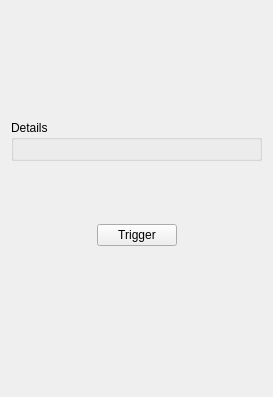
Above: simon/src/simonactionsui/commandpreviewwidget.ui from KDE/simon before the change. Below: the same form after it.
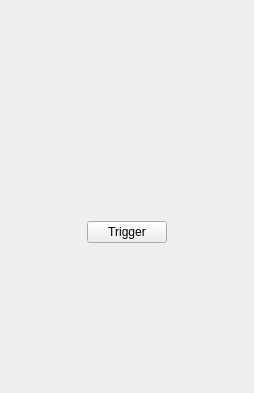
That is the form after the change. Custom widgets are drawn as their Qt base class.

```diff
--- a/simon/src/simonactionsui/commandpreviewwidget.ui
+++ b/simon/src/simonactionsui/commandpreviewwidget.ui
@@ -5,8 +5,8 @@
    <rect>
     <x>0</x>
     <y>0</y>
-    <width>273</width>
-    <height>397</height>
+    <width>254</width>
+    <height>393</height>
    </rect>
   </property>
   <property name="windowTitle" >
@@ -46,6 +46,12 @@
      </item>
      <item>
       <widget class="QLabel" name="lbIcon" >
+       <property name="minimumSize" >
+        <size>
+         <width>64</width>
+         <height>64</height>
+        </size>
+       </property>
        <property name="text" >
         <string/>
        </property>
@@ -100,16 +106,7 @@
     </spacer>
    </item>
    <item>
-    <widget class="QGroupBox" name="gbDetails" >
-     <property name="title" >
-      <string>Details</string>
-     </property>
-     <layout class="QVBoxLayout" name="verticalLayout_2" >
-      <item>
-       <layout class="QFormLayout" name="flDetails" />
-      </item>
-     </layout>
-    </widget>
+    <layout class="QFormLayout" name="flDetails" />
    </item>
    <item>
     <spacer name="verticalSpacer" >
```
